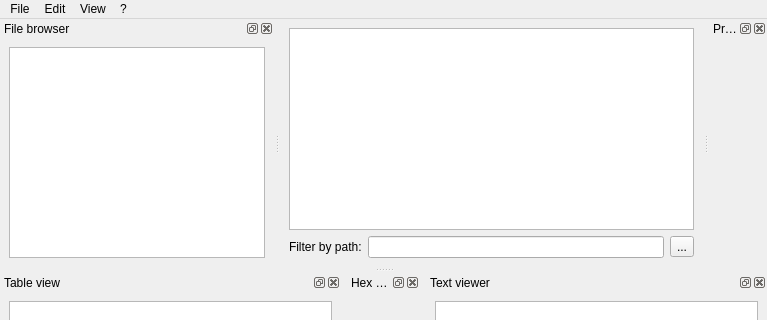
This is src/mainwindow.ui in OSLL/sca as Qt 5 draws it before an edit; both pictures show x 0 to 767 and y 0 to 320 of the 767 by 524 pixel window. The edited form follows.
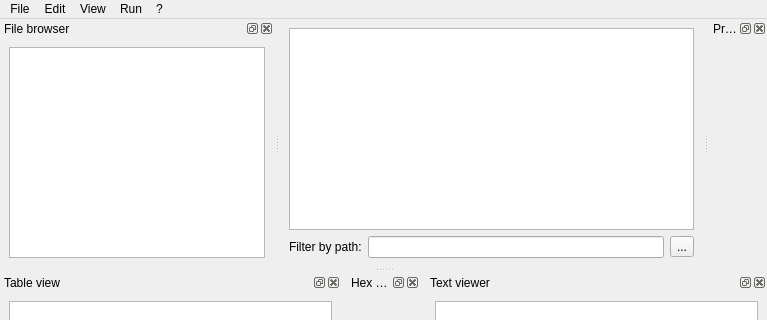
This is the edited form. Custom widgets are drawn as their Qt base class.

Commit message: #5023: Added win32 support + custom command menu

```diff
--- a/src/mainwindow.ui
+++ b/src/mainwindow.ui
@@ -58,7 +58,7 @@
      <x>0</x>
      <y>0</y>
      <width>767</width>
-     <height>25</height>
+     <height>21</height>
     </rect>
    </property>
    <widget class="QMenu" name="menuFile">
@@ -102,9 +102,16 @@
     </widget>
     <addaction name="menuViews"/>
    </widget>
+   <widget class="QMenu" name="menuRun">
+    <property name="title">
+     <string>Run</string>
+    </property>
+    <addaction name="actionCustomCommand"/>
+   </widget>
    <addaction name="menuFile"/>
    <addaction name="menuEdit"/>
    <addaction name="menuView"/>
+   <addaction name="menuRun"/>
    <addaction name="menu"/>
   </widget>
   <widget class="QStatusBar" name="statusbar"/>
```
Left out of the diff: 5 changed lines with no effect on the pictures. The commit also changes 4 other files.
